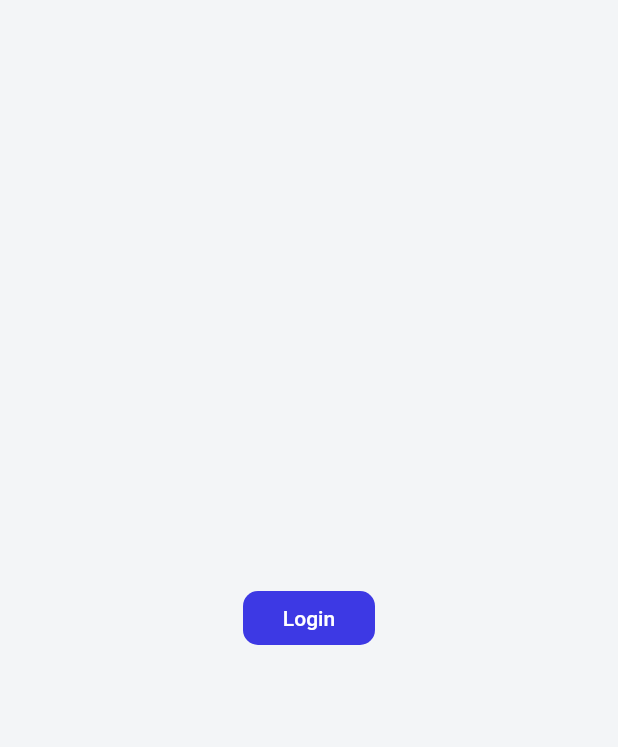
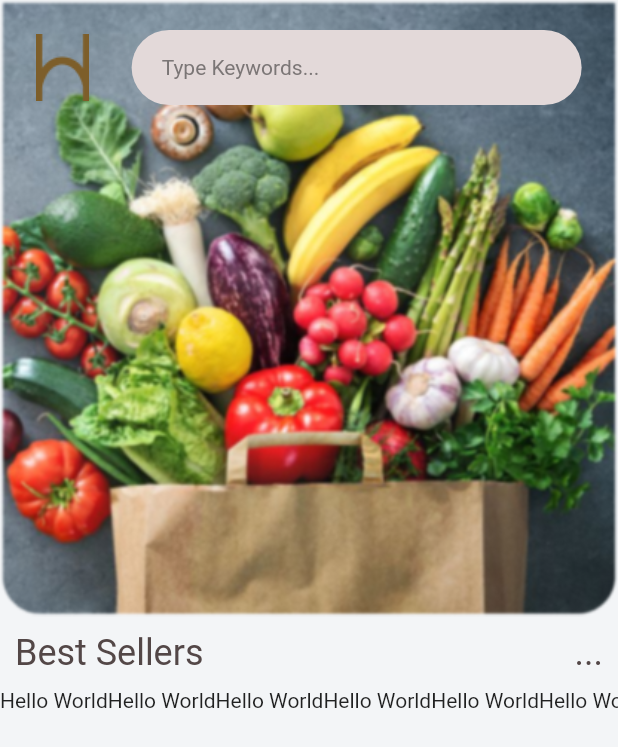
Before and after one commit to princejoogie/home_buddy, a Flutter app: the DashboardScreen screen opened directly, on a phone screen of 412 x 824 dp. Shown: the top 747 px of the screen. Run offline on Flutter 3.47's test engine with Material 2 defaults, Android fonts, the phone set to English and light mode, and no system bars.

Commit message:
started dashboard ui

```diff
--- a/lib/screens/dashboard.dart
+++ b/lib/screens/dashboard.dart
@@ -11,23 +11,88 @@ class _DashboardScreenState extends State<DashboardScreen> {
   @override
   Widget build(BuildContext context) {
     return Scaffold(
-      body: Center(
-        child: FlatButton(
-          shape: RoundedRectangleBorder(
-            borderRadius: BorderRadius.circular(10.0),
-          ),
-          color: Color(0xFF3D39E4),
-          textColor: Colors.white,
-          disabledColor: Colors.grey,
-          disabledTextColor: Colors.black,
-          splashColor: Colors.blueAccent,
-          onPressed: () {
-            Navigator.pop(context);
-          },
-          child: Text(
-            "Login",
-            style: TextStyle(fontSize: 14.0),
-          ),
+      body: SafeArea(
+        child: ListView(
+          children: <Widget>[
+            Stack(
+              children: <Widget>[
+                Image(
+                  image: AssetImage('assets/dashbg.png'),
+                ),
+                Padding(
+                  padding: EdgeInsets.only(
+                    left: 10,
+                    right: 10,
+                    top: 20,
+                  ),
+                  child: Row(
+                    mainAxisAlignment: MainAxisAlignment.spaceAround,
+                    children: <Widget>[
+                      Image(
+                        image: AssetImage('assets/logoSmall.png'),
+                      ),
+                      Container(
+                        height: 50,
+                        width: 300,
+                        decoration: BoxDecoration(
+                          borderRadius: BorderRadius.circular(25.0),
+                          color: Color(0xFFE3D9D9),
+                        ),
+                        child: Padding(
+                          padding: EdgeInsets.only(left: 20),
+                          child: Align(
+                            alignment: Alignment.centerLeft,
+                            child: Text(
+                              "Type Keywords...",
+                              style: TextStyle(
+                                color: Color(0xFF7B7676),
+                              ),
+                            ),
+                          ),
+                        ),
+                      ),
+                    ],
+                  ),
+                ),
+              ],
+            ),
+            Padding(
+              padding: EdgeInsets.all(10.0),
+              child: Row(
+                mainAxisAlignment: MainAxisAlignment.spaceBetween,
+                children: <Widget>[
+                  Text(
+                    "Best Sellers",
+                    style: TextStyle(
+                      fontSize: 24.0,
+                      color: Color(0xFF534747),
+                    ),
+                  ),
+                  Text(
+                    "...",
+                    style: TextStyle(
+                      fontSize: 24.0,
+                      color: Color(0xFF534747),
+                    ),
+                  ),
+                ],
+              ),
+            ),
+            Container(
+              height: 100,
+              child: ListView(
+                scrollDirection: Axis.horizontal,
+                children: <Widget>[
+                  Text("Hello World"),
+                  Text("Hello World"),
+                  Text("Hello World"),
+                  Text("Hello World"),
+                  Text("Hello World"),
+                  Text("Hello World"),
+                ],
+              ),
+            ),
+          ],
         ),
       ),
     );
--- a/lib/screens/login_screen.dart
+++ b/lib/screens/login_screen.dart
@@ -118,16 +118,16 @@ class _LoginScreenState extends State<LoginScreen> {
       _showError("One or more fields are empty.");
     } else {
       var stmt = "http://192.168.1.5/home_buddy_crud/api/login.php?uname=" +
-          username.text +
+          username.text.trim() +
           "&pw=" +
-          password.text;
+          password.text.trim();
       final response = await http.get(
         stmt,
       );
 
       var userData = json.decode(response.body);
       if (userData.length == 0) {
-        _showError("User not Found.");
+        _showError("Login Failed.");
       } else {
         Navigator.push(
           context,
```
Also changed, not shown: assets/dashbg.png (added), assets/logoSmall.png (added), pubspec.lock.
